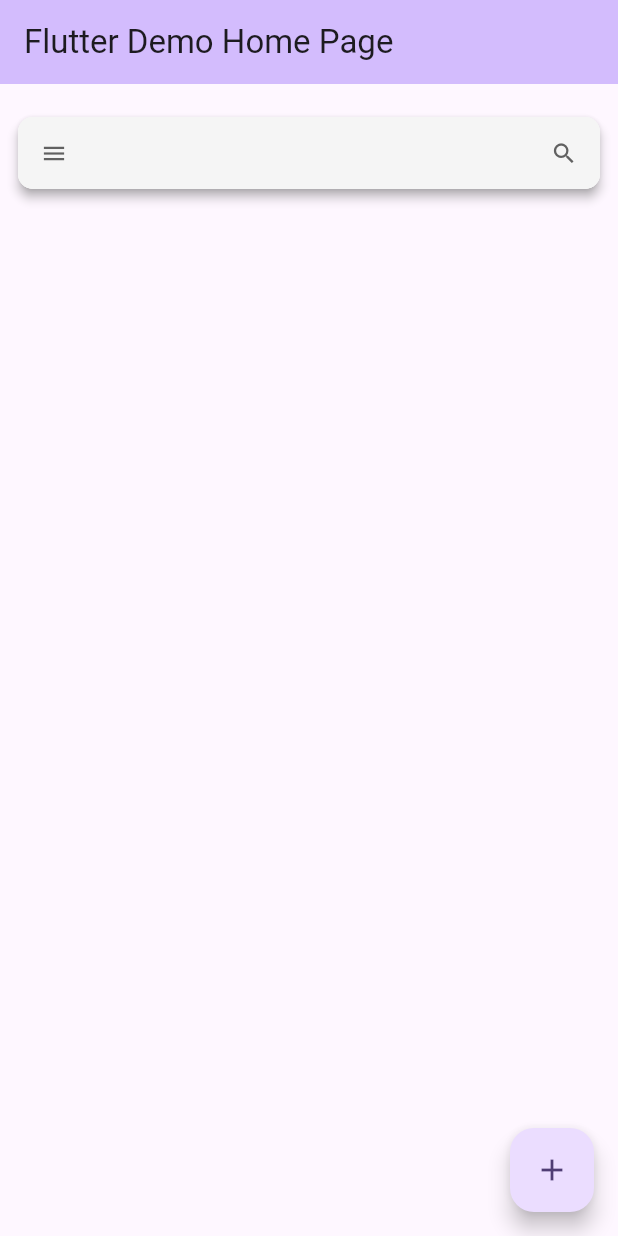
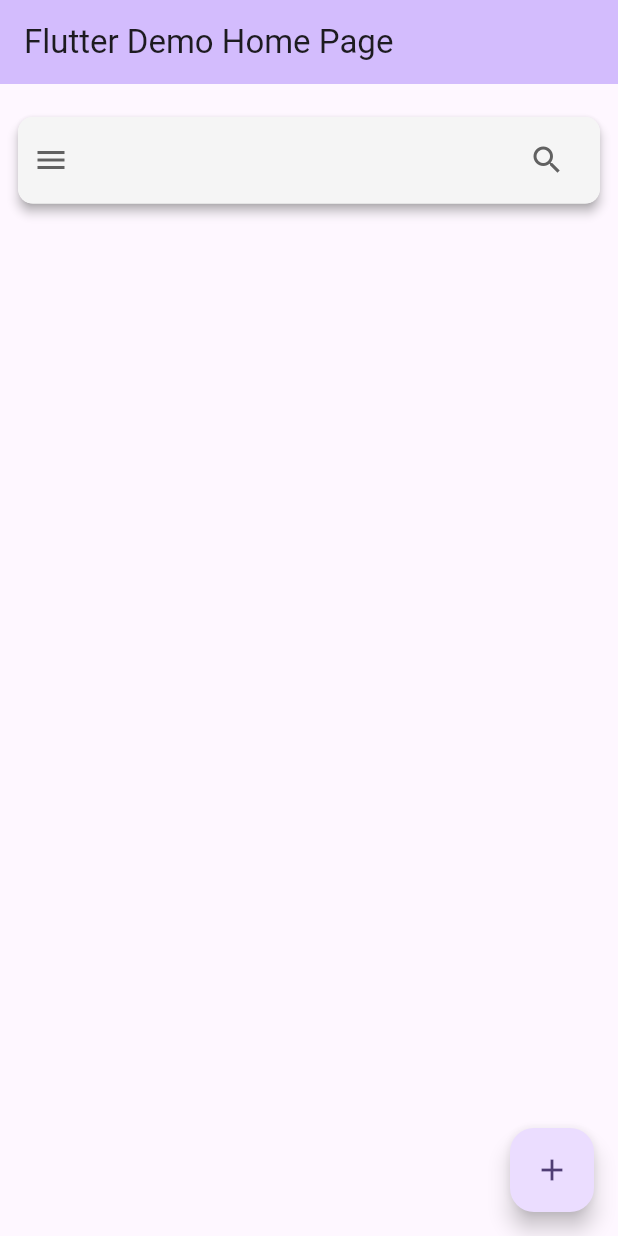
Before and after one commit to barikoi/barikoi_autocomplete_flutter, a Flutter app: the screen it shows after launch, on a phone screen of 412 x 824 dp. Run offline on Flutter 3.47's test engine with Material 2 defaults, Android fonts, the phone set to English and light mode, and no system bars; our stand-ins replace bloc, equatable, flutter_bloc.

```diff
--- a/lib/src/auto_complete_search_view.dart
+++ b/lib/src/auto_complete_search_view.dart
@@ -1,3 +1,5 @@
+import 'dart:developer';
+
 import 'package:barikoi_autocomplete/src/bloc/location_address_bloc.dart';
 import 'package:barikoi_autocomplete/src/bloc/location_address_state.dart';
 import 'package:barikoi_autocomplete/src/custom_search_delegate.dart';
@@ -7,6 +9,7 @@ import 'package:flutter_bloc/flutter_bloc.dart';
 
 class AutoCompleteSearchView extends StatefulWidget {
   const AutoCompleteSearchView({super.key, required this.apiKey});
+
   final String apiKey;
 
   @override
@@ -14,15 +17,31 @@ class AutoCompleteSearchView extends StatefulWidget {
 }
 
 class _AutoCompleteSearchViewState extends State<AutoCompleteSearchView> {
+  Place? selectedPlace;
+
   @override
   Widget build(BuildContext context) {
     return BlocProvider(
       create: (BuildContext context) => LocationAddressBloc(),
-      child: BlocConsumer<LocationAddressBloc, LocationAddressState>(
+      child: BlocBuilder<LocationAddressBloc, LocationAddressState>(
         builder: (context, state) {
           return Material(
               child: Padding(
             padding: const EdgeInsets.all(8.0),
+            child: GestureDetector(
+              onTap: () async {
+                var key = widget.apiKey;
+                Place? selected = await showSearch<Place>(
+                  context: context,
+                  delegate: CustomSearchDelegate(
+                      locationAddressBloc:
+                          BlocProvider.of<LocationAddressBloc>(context),
+                      key: key),
+                );
+                setState(() {
+                  selectedPlace = selected;
+                });
+              },
               child: Card(
                 elevation: 3,
                 shadowColor: Colors.grey,
@@ -30,50 +49,57 @@ class _AutoCompleteSearchViewState extends State<AutoCompleteSearchView> {
                 shape: const RoundedRectangleBorder(
                     borderRadius: BorderRadius.all(Radius.circular(10))),
                 color: Colors.white,
-                child: TextField(
-                    maxLines: 1,
-                    readOnly: true,
-                    onTap: () async {
-                      var key = widget.apiKey;
-                      Place? selectedPlace = await showSearch<Place>(
-                        context: context,
-                        delegate: CustomSearchDelegate(locationAddressBloc: BlocProvider.of<LocationAddressBloc>(context), key: key),
-                      );
-                    },
-                    decoration: InputDecoration(
-                      isDense: true,
-                      contentPadding: EdgeInsets.zero,
-                      prefixIcon: Icon(
+                child: Container(
+                  height: MediaQuery.of(context).size.height * 0.07,
+                  padding: const EdgeInsets.only(left: 10, right: 10),
+                  decoration: BoxDecoration(
+                    color: Colors.grey.shade100,
+                    borderRadius: BorderRadius.circular(10),
+                  ),
+                  child: Row(
+                    //mainAxisAlignment: MainAxisAlignment.spaceBetween,
+                    children: [
+                      Flexible(
+                        flex: 1,
+                        child: Icon(
                           Icons.menu,
                           color: Colors.grey.shade700,
                           // size: 30,
                         ),
-                      suffixIcon: Icon(
+                      ),
+                      Flexible(
+                          flex: 10,
+                          child: Container(
+                            // color: Colors.blueAccent,
+                            alignment: Alignment.centerLeft,
+                            padding: const EdgeInsets.only(left: 6, right: 6),
+                            child: Text(selectedPlace?.address ?? ""),
+                          )),
+                      Flexible(
+                          flex: 1,
+                          child: selectedPlace == null
+                              ? Icon(
                                   Icons.search,
                                   color: Colors.grey.shade700,
+                                )
+                              : IconButton(
+                                  onPressed: () {
+                                    setState(() {
+                                      selectedPlace = null;
+                                    });
+                                  },
+                                  icon: Icon(
+                                    Icons.clear,
+                                    color: Colors.grey.shade700,
+                                  )))
+                    ],
                   ),
-                      border: InputBorder.none,
-                      fillColor: Colors.grey.shade100,
-                      enabledBorder: OutlineInputBorder(
-                        borderSide: BorderSide(
-                          color: Colors.grey.shade100,
                 ),
-                        borderRadius: BorderRadius.circular(10),
               ),
-                      filled: true,
-                      focusedBorder: OutlineInputBorder(
-                          borderRadius: BorderRadius.circular(10),
-                          borderSide: BorderSide(color: Colors.grey.shade100)),
-                      hoverColor: Colors.black,
-                    )),
             ),
           ));
         },
-          listener: (context, state) {
-            if(state is GetLocationAddressSuccessfully){
-
-            }
-          }),
+      ),
     );
   }
 }
--- a/lib/src/bloc/location_address_state.dart
+++ b/lib/src/bloc/location_address_state.dart
@@ -30,6 +30,14 @@ class AddressNotFound extends LocationAddressState {
   List<Object> get props => [message];
 }
 
+class EmptyAddressRequest extends LocationAddressState {
+  EmptyAddressRequest({this.message});
+  final dynamic message;
+
+  @override
+  List<Object> get props => [message];
+}
+
 class AddressRequestError extends LocationAddressState {
   AddressRequestError({this.error});
   final dynamic error;
```
Also changed, not shown: lib/src/bloc/location_address_bloc.dart (+10 -18 lines), lib/src/custom_search_delegate.dart (+8 -8 lines). Lines whose indentation alone changed are shown as unchanged.
